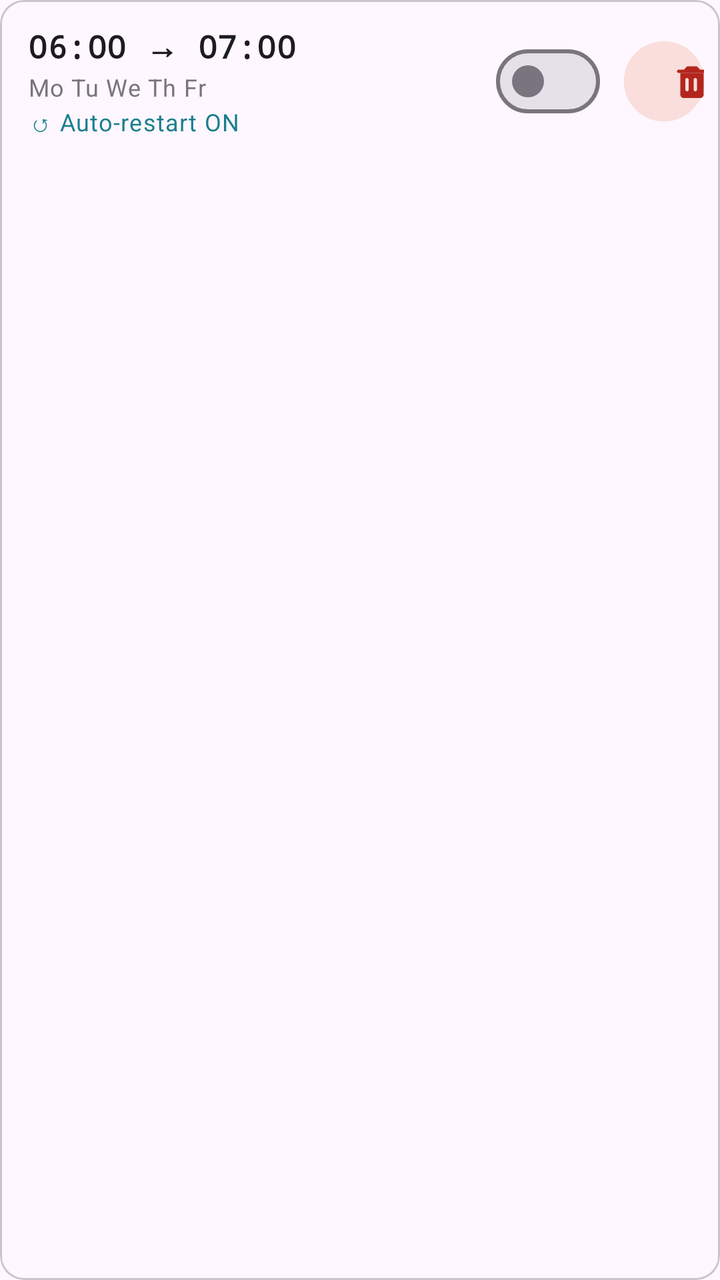
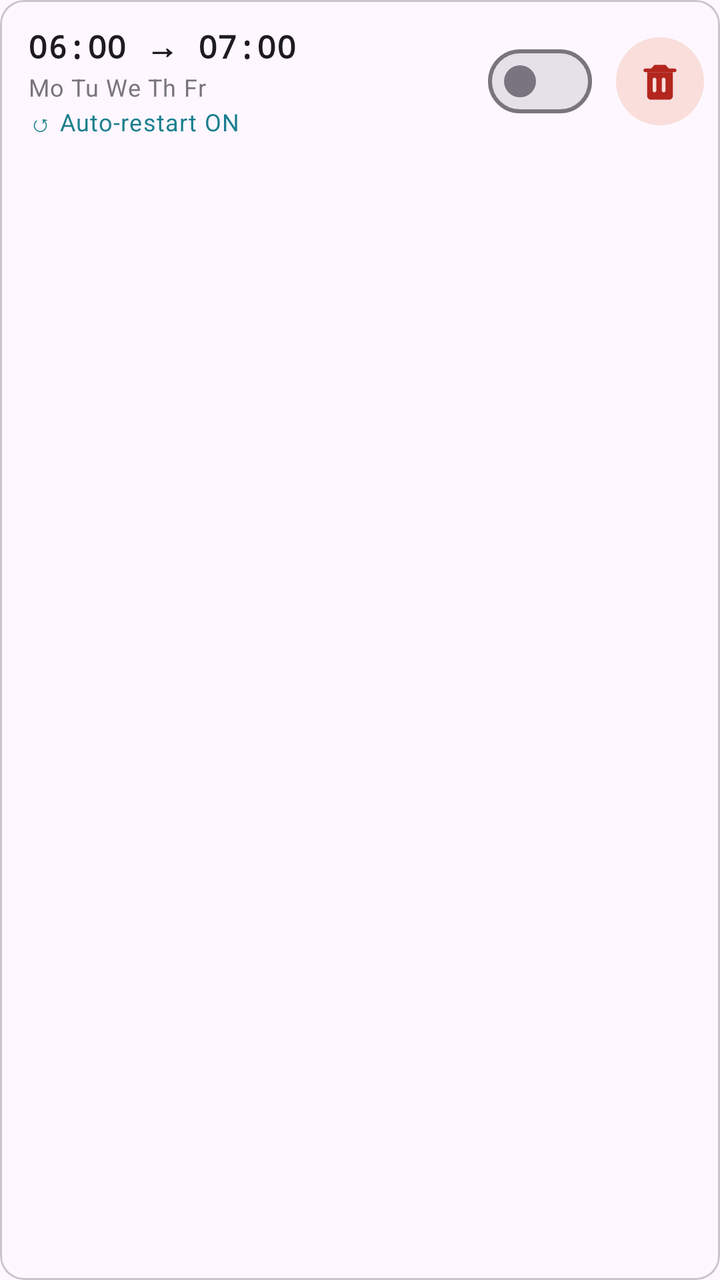

Two renders of the same Android screen: before a commit and after it. Below are the layout's source before the change and the commit's diff.
<!-- AndroidManifest.xml: application theme Theme.MotorDrive -->
<!-- res/layout/item_schedule.xml -->
<?xml version="1.0" encoding="utf-8"?>
<com.google.android.material.card.MaterialCardView
    xmlns:android="http://schemas.android.com/apk/res/android"
    xmlns:app="http://schemas.android.com/apk/res-auto"
    android:layout_width="match_parent"
    android:layout_height="wrap_content"
    app:cardElevation="0dp"
    app:cardCornerRadius="12dp"
    app:strokeColor="?attr/colorOutlineVariant"
    app:strokeWidth="1dp"
    android:layout_marginBottom="8dp">

    <LinearLayout
        android:layout_width="match_parent"
        android:layout_height="wrap_content"
        android:orientation="horizontal"
        android:gravity="center_vertical"
        android:paddingStart="14dp"
        android:paddingEnd="8dp"
        android:paddingVertical="12dp">

        
        <LinearLayout
            android:layout_width="0dp"
            android:layout_height="wrap_content"
            android:layout_weight="1"
            android:orientation="vertical">

            <TextView
                android:id="@+id/tvScheduleTime"
                android:layout_width="wrap_content"
                android:layout_height="wrap_content"
                android:text="06:00 → 07:00"
                android:textAppearance="?attr/textAppearanceTitleMedium"
                android:textStyle="bold"
                android:fontFamily="monospace" />

            <TextView
                android:id="@+id/tvScheduleDays"
                android:layout_width="wrap_content"
                android:layout_height="wrap_content"
                android:text="Mo Tu We Th Fr"
                android:textAppearance="?attr/textAppearanceBodySmall"
                android:textColor="?attr/colorOutline"
                android:layout_marginTop="1dp" />

            <TextView
                android:id="@+id/tvAutoRestart"
                android:layout_width="wrap_content"
                android:layout_height="wrap_content"
                android:text="↺ Auto-restart ON"
                android:textAppearance="?attr/textAppearanceBodySmall"
                android:textColor="?attr/colorPrimary"
                android:layout_marginTop="1dp" />
        </LinearLayout>

        
        <com.google.android.material.materialswitch.MaterialSwitch
            android:id="@+id/switchEnabled"
            android:layout_width="wrap_content"
            android:layout_height="wrap_content"
            android:layout_marginEnd="12dp" />

        
        <com.google.android.material.button.MaterialButton
            android:id="@+id/btnDelete"
            android:layout_width="40dp"
            android:layout_height="40dp"
            app:icon="@drawable/ic_delete"
            app:iconSize="20dp"
            app:iconPadding="0dp"
            app:iconTint="?attr/colorError"
            android:insetTop="0dp"
            android:insetBottom="0dp"
            app:cornerRadius="20dp"
            app:strokeColor="?attr/colorErrorContainer"
            app:strokeWidth="1dp"
            android:backgroundTint="?attr/colorErrorContainer"
            style="@style/Widget.Material3.Button.OutlinedButton" />

    </LinearLayout>
</com.google.android.material.card.MaterialCardView>
<!-- resources referenced by this layout -->
<resources>
  <!-- drawable ic_delete (drawable) -->
  <?xml version="1.0" encoding="utf-8"?>
  <vector xmlns:android="http://schemas.android.com/apk/res/android"
      android:width="20dp"
      android:height="20dp"
      android:viewportWidth="24"
      android:viewportHeight="24">
    
    <path
        android:fillColor="@android:color/white"
        android:pathData="M9,3L7.17,5H4C3.45,5 3,5.45 3,6s0.45,1 1,1h16c0.55,0 1,-0.45 1,-1s-0.45,-1 -1,-1h-3.17L15,3H9z"/>
    
    <path
        android:fillColor="@android:color/white"
        android:pathData="M5,7v13c0,1.1 0.9,2 2,2h10c1.1,0 2,-0.9 2,-2V7H5z
                M10,17c0,0.55 -0.45,1 -1,1s-1,-0.45 -1,-1v-6c0,-0.55 0.45,-1 1,-1s1,0.45 1,1v6z
                M15,17c0,0.55 -0.45,1 -1,1s-1,-0.45 -1,-1v-6c0,-0.55 0.45,-1 1,-1s1,0.45 1,1v6z"/>
  </vector>
  <style name="Theme.MotorDrive" parent="Theme.Material3.DayNight.NoActionBar">
          <item name="colorPrimary">@color/md_theme_seed</item>
          <item name="colorOnPrimary">#FFFFFF</item>
          <item name="colorPrimaryContainer">#CBE9ED</item>
          <item name="colorOnPrimaryContainer">#001F26</item>
          <item name="colorSecondary">#1A3A5C</item>
          <item name="colorOnSecondary">#FFFFFF</item>
          
          <item name="android:statusBarColor">@android:color/transparent</item>
          <item name="android:navigationBarColor">?attr/colorSurface</item>
          <item name="android:windowLightStatusBar">false</item>
      </style>
  <color name="md_theme_seed">#1B7F8E</color>
</resources>

<!-- the commit's change to res/layout/item_schedule.xml (unified diff, before → after) -->
@@ -62,21 +62,26 @@
             android:layout_marginEnd="12dp" />
 
         
+        
         <com.google.android.material.button.MaterialButton
             android:id="@+id/btnDelete"
-            android:layout_width="40dp"
-            android:layout_height="40dp"
+            style="@style/Widget.Material3.Button.IconButton.Filled.Tonal"
+            android:layout_width="44dp"
+            android:layout_height="44dp"
+            android:minWidth="0dp"
+            android:minHeight="0dp"
+            android:padding="0dp"
+            android:insetLeft="0dp"
+            android:insetTop="0dp"
+            android:insetRight="0dp"
+            android:insetBottom="0dp"
+            android:contentDescription="Delete schedule"
             app:icon="@drawable/ic_delete"
-            app:iconSize="20dp"
+            app:iconGravity="textStart"
             app:iconPadding="0dp"
+            app:iconSize="22dp"
             app:iconTint="?attr/colorError"
-            android:insetTop="0dp"
-            android:insetBottom="0dp"
-            app:cornerRadius="20dp"
-            app:strokeColor="?attr/colorErrorContainer"
-            app:strokeWidth="1dp"
-            android:backgroundTint="?attr/colorErrorContainer"
-            style="@style/Widget.Material3.Button.OutlinedButton" />
+            app:backgroundTint="?attr/colorErrorContainer" />
 
     </LinearLayout>
 </com.google.android.material.card.MaterialCardView>
